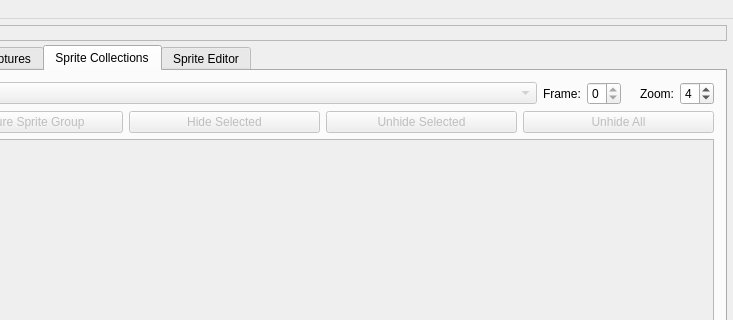
mwales-ai/genesis-hacking, file sprite-editor/MainWindow.ui: the form before one commit; both pictures show x 291 to 1024 and y 0 to 320 of the 1024 by 768 pixel window.
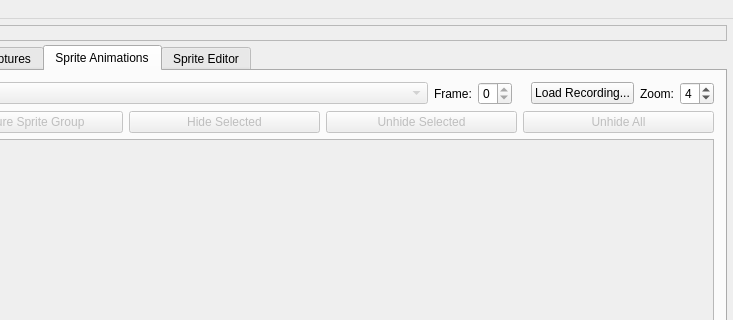
The form after the commit. The open tabs and pages were chosen to show the change. Custom widgets are drawn as their Qt base class.

Commit message:
Rename Sprite Collections tab to Sprite Animations and clean up
- Renamed tab to "Sprite Animations"
- Added "Load Recording..." button to load .sprec files from the tab
- Removed stored sprite groups from the combo (they're in Sprite Viewer)
- Combo now only shows loaded sprite recording files

Patch:
```diff
--- a/sprite-editor/MainWindow.ui
+++ b/sprite-editor/MainWindow.ui
@@ -498,7 +498,7 @@
       <!-- ===================== TAB 3: Sprite Collections ===================== -->
       <widget class="QWidget" name="tabSpriteCollections">
        <attribute name="title">
-        <string>Sprite Collections</string>
+        <string>Sprite Animations</string>
        </attribute>
        <layout class="QVBoxLayout" name="spriteColLayout">
         <!-- Top bar: collection selector + frame selector + zoom -->
@@ -560,6 +560,16 @@
             </property>
            </widget>
           </item>
+          <item>
+           <widget class="QPushButton" name="theLoadRecordingButton">
+            <property name="text">
+             <string>Load Recording...</string>
+            </property>
+            <property name="toolTip">
+             <string>Load a .sprec sprite recording file</string>
+            </property>
+           </widget>
+          </item>
           <item>
            <widget class="QLabel" name="colZoomLabel">
             <property name="text">
```
The commit also changes 3 other files.
